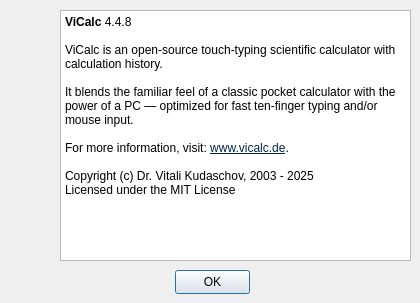
Before: the Qt Designer form vicalc/ui/about_dialog.ui in Kudaschov/ViCalc, drawn with Qt 5.
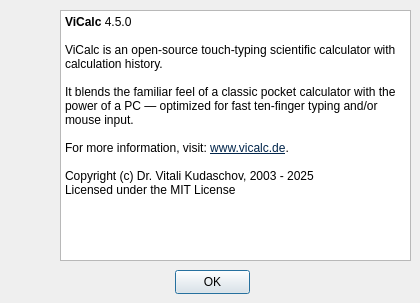
After: the same form once the commit is applied. Icons and pictures are not drawn.

What changed in the file:
```diff
--- a/vicalc/ui/about_dialog.ui
+++ b/vicalc/ui/about_dialog.ui
@@ -59,7 +59,7 @@
 li.unchecked::marker { content: &quot;\2610&quot;; }
 li.checked::marker { content: &quot;\2612&quot;; }
 &lt;/style&gt;&lt;/head&gt;&lt;body style=&quot; font-family:'Segoe UI'; font-size:9pt; font-weight:400; font-style:normal;&quot;&gt;
-&lt;p style=&quot; margin-top:0px; margin-bottom:0px; margin-left:0px; margin-right:0px; -qt-block-indent:0; text-indent:0px;&quot;&gt;&lt;span style=&quot; font-weight:700;&quot;&gt;ViCalc &lt;/span&gt;4.4.8&lt;/p&gt;
+&lt;p style=&quot; margin-top:0px; margin-bottom:0px; margin-left:0px; margin-right:0px; -qt-block-indent:0; text-indent:0px;&quot;&gt;&lt;span style=&quot; font-weight:700;&quot;&gt;ViCalc &lt;/span&gt;4.5.0&lt;/p&gt;
 &lt;p style=&quot;-qt-paragraph-type:empty; margin-top:0px; margin-bottom:0px; margin-left:0px; margin-right:0px; -qt-block-indent:0; text-indent:0px;&quot;&gt;&lt;br /&gt;&lt;/p&gt;
 &lt;p style=&quot; margin-top:0px; margin-bottom:0px; margin-left:0px; margin-right:0px; -qt-block-indent:0; text-indent:0px;&quot;&gt;ViCalc is an open-source touch-typing scientific calculator with calculation history.&lt;/p&gt;
 &lt;p style=&quot;-qt-paragraph-type:empty; margin-top:0px; margin-bottom:0px; margin-left:0px; margin-right:0px; -qt-block-indent:0; text-indent:0px;&quot;&gt;&lt;br /&gt;&lt;/p&gt;
```
